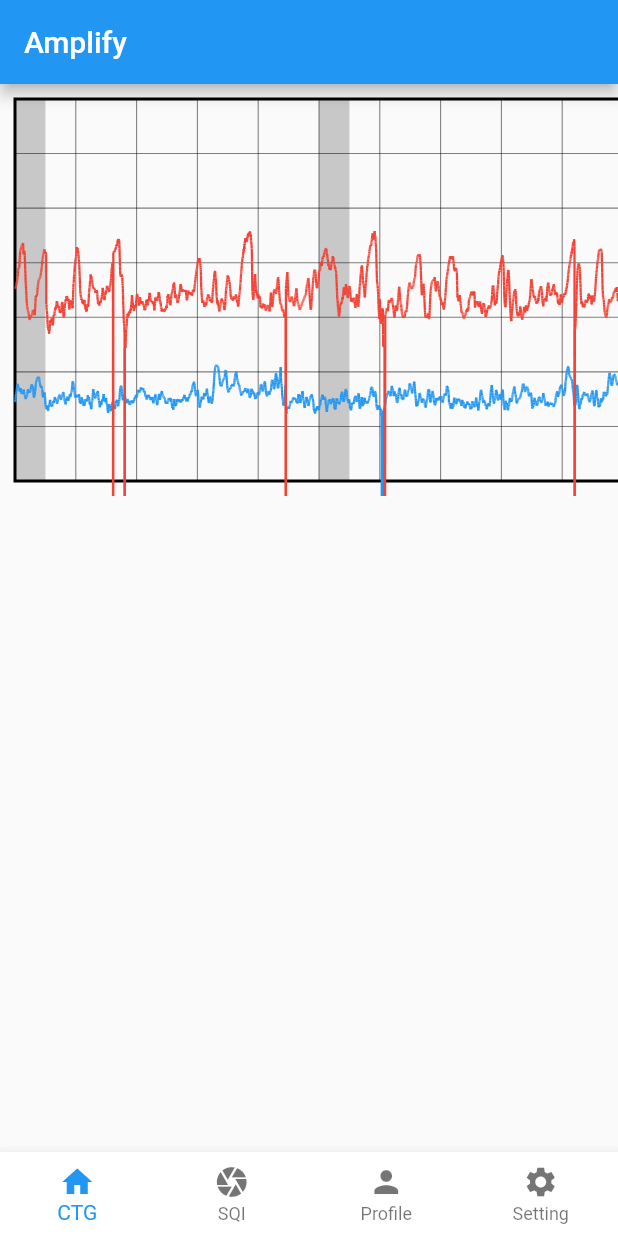
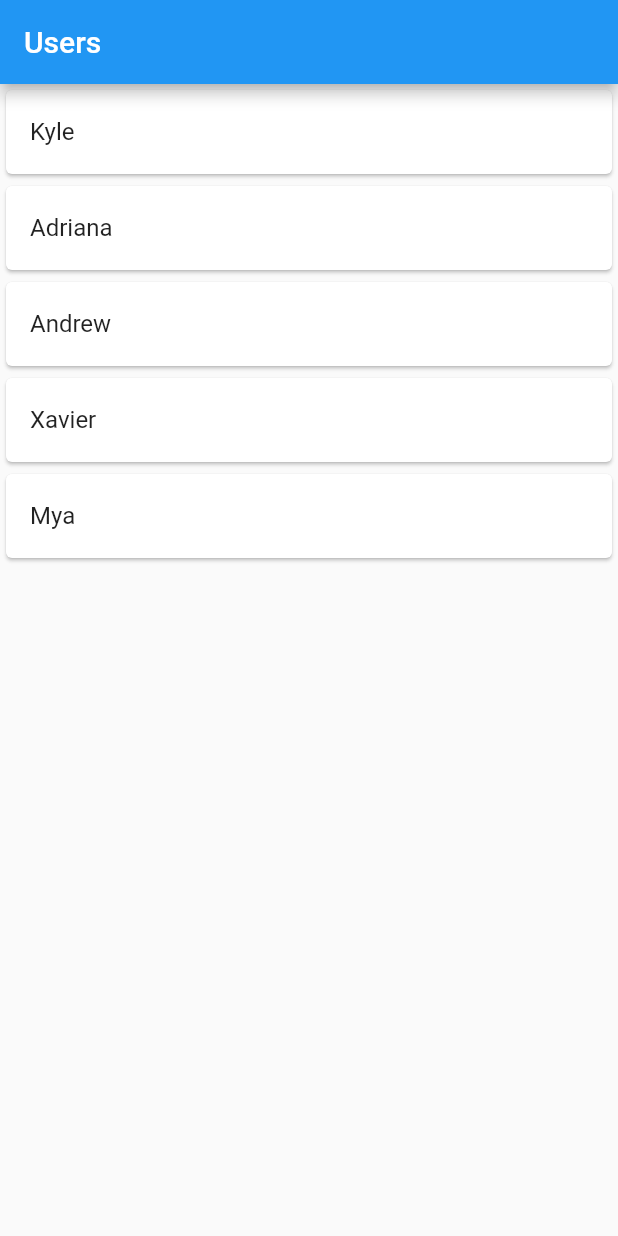
Before and after one commit to entest-hai/flutter_state_managment, a Flutter app: the screen it shows after launch, on a phone screen of 412 x 824 dp. Run offline on Flutter 3.47's test engine with Material 2 defaults, Android fonts, the phone set to English and light mode, and no system bars; our stand-ins replace carousel_slider, equatable, flutter_bloc, rxdart.

```diff
--- a/lib/main.dart
+++ b/lib/main.dart
@@ -24,6 +24,7 @@ import 'testcustompainter.dart';
 import 'testshowmodal.dart';
 import 'localtodoapp.dart';
 import 'testctgapi.dart';
+import 'testnavigator.dart';
 
 void main() {
   // Weather app with observer
@@ -43,7 +44,8 @@ void main() {
   // runApp(ClipPathApp());
   // runApp(CustomPainterApp());
   // runApp(SineWaveApp());
-  runApp(CTGGridApp());
+  // runApp(CTGGridApp());
+  runApp(SimpleNavigatorApp());
   // runApp(ShowModalApp());
   // runApp(MultiProvider(
   //   providers: [
--- a/lib/testcustompainter.dart
+++ b/lib/testcustompainter.dart
@@ -55,7 +55,7 @@ class _CTGAppNavTabState extends State<CTGAppNavTab> {
     return Navigator(
       pages: [
         MaterialPage(
-            child: Scaffold(
+          child: Scaffold(
           appBar: AppBar(title: Text("Amplify")),
           bottomNavigationBar: BottomNavigationBar(
             type: BottomNavigationBarType.fixed,
--- /dev/null
+++ b/lib/testnavigator.dart
@@ -0,0 +1,89 @@
+import 'package:flutter/material.dart';
+
+class SimpleNavigatorApp extends StatefulWidget {
+  @override
+  State<StatefulWidget> createState() {
+    // TODO: implement createState
+    return _SimpleNavigatorAppState();
+  }
+}
+
+class _SimpleNavigatorAppState extends State<SimpleNavigatorApp> {
+  String _selectedUser;
+
+  @override
+  Widget build(BuildContext context) {
+    return MaterialApp(
+      home: Navigator(
+        pages: [
+          MaterialPage(child: UsersView(
+            didSelectUser: (user) {
+              setState(() {
+                _selectedUser = user;
+              });
+            },
+          )),
+          if (_selectedUser != null)
+            MaterialPage(
+                child: UserDetailsView(user: _selectedUser),
+                key: UserDetailsView.valueKey)
+        ],
+        onPopPage: (route, result) {
+          final page = route.settings as MaterialPage;
+          if (page.key == UserDetailsView.valueKey) {
+            _selectedUser = null;
+          }
+          return route.didPop(result);
+        },
+      ),
+    );
+  }
+}
+
+class UsersView extends StatelessWidget {
+  final _users = ["Kyle", "Adriana", "Andrew", "Xavier", "Mya"];
+  final ValueChanged didSelectUser;
+  UsersView({Key key, this.didSelectUser});
+  @override
+  Widget build(BuildContext context) {
+    // TODO: implement build
+    return Scaffold(
+      appBar: AppBar(
+        title: Text("Users"),
+      ),
+      body: ListView.builder(
+        itemCount: _users.length,
+        itemBuilder: (context, index) {
+          final user = _users[index];
+          return Card(
+            child: ListTile(
+              title: Text(user),
+              onTap: () => didSelectUser(user),
+            ),
+          );
+        },
+      ),
+    );
+  }
+}
+
+class UserDetailsView extends StatelessWidget {
+  static const valueKey = ValueKey('UserDetailsView');
+  final String user;
+  UserDetailsView({Key key, this.user}) : super(key: key);
+
+  @override
+  Widget build(BuildContext context) {
+    // TODO: implement build
+    return Scaffold(
+      appBar: AppBar(
+        title: Text("User Details"),
+      ),
+      body: Container(
+        child: Center(
+          child: Text(user),
+        ),
+      ),
+    );
+  }
+}
```
